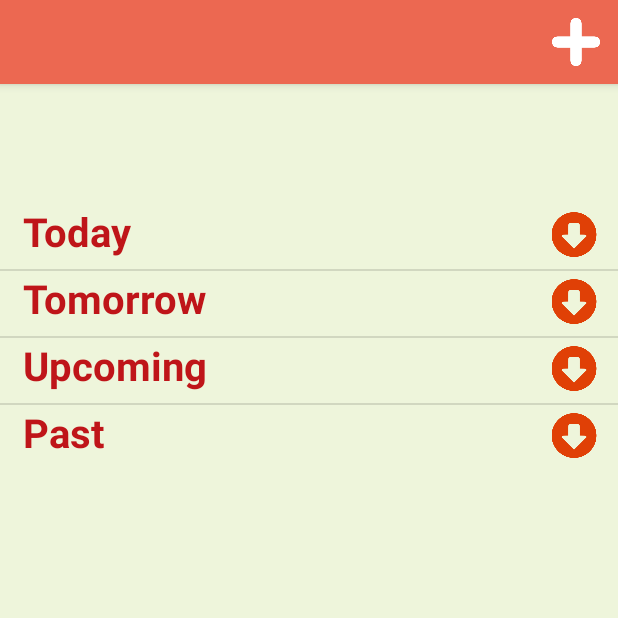
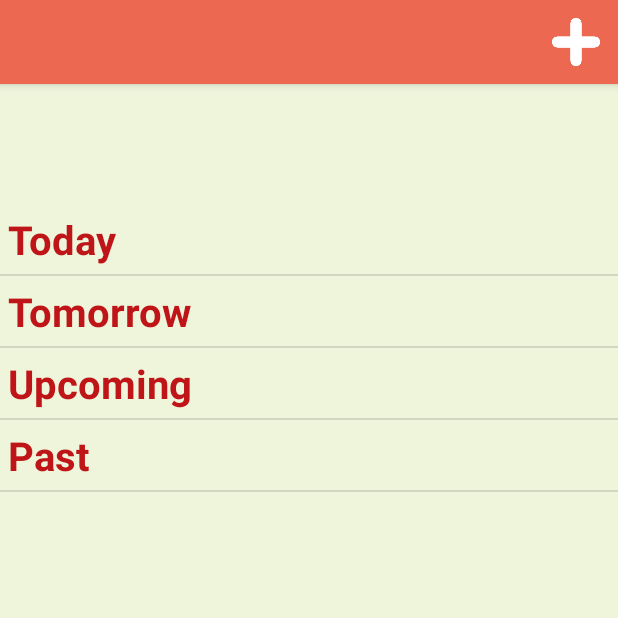
Before and after one commit to rrosatti/todo, an Android app: the TasksActivity screen opened directly, with no data from a screen before it, on a phone screen of 412 x 824 dp, the top half of it. Run offline under Robolectric (Android 15) with nearby library versions, the phone set to English and light mode, and no system bars.

Commit message:
change layout from task_list.xml. Change TaskAdapter to use LinkedHashMap instead of ExpandableListView

```diff
--- a/app/src/main/java/com/example/rodri/todo/ui/activity/TasksActivity.java
+++ b/app/src/main/java/com/example/rodri/todo/ui/activity/TasksActivity.java
@@ -6,6 +6,7 @@ import android.support.v7.app.AppCompatActivity;
 import android.view.Menu;
 import android.view.MenuItem;
 import android.widget.ExpandableListView;
+import android.widget.ListView;
 import android.widget.RelativeLayout;
 
 import com.example.rodri.todo.R;
@@ -33,6 +34,7 @@ public class TasksActivity extends AppCompatActivity {
     private TaskAdapter taskAdapter;
     private CategoryTaskDataSource dataSource;
     private ExpandableListView taskExpListView;
+    private ListView tasksListView;
     private LinkedHashMap<String, ArrayList<Task>> groupsAndTasks;
     private List<Task> tasks;
     String[] groupNames;
@@ -90,7 +92,7 @@ public class TasksActivity extends AppCompatActivity {
             }
 
             taskAdapter = new TaskAdapter(TasksActivity.this, groupsAndTasks);
-            taskExpListView.setAdapter(taskAdapter);
+            tasksListView.setAdapter(taskAdapter);
 
         } catch (SQLException e) {
             e.printStackTrace();
@@ -125,7 +127,8 @@ public class TasksActivity extends AppCompatActivity {
     }
 
     public void initialize() {
-        taskExpListView = (ExpandableListView) findViewById(R.id.tasksExpListView);
+        tasksListView = (ListView) findViewById(R.id.tasksListView);
+        //taskExpListView = (ExpandableListView) findViewById(R.id.tasksExpListView);
         dataSource = new CategoryTaskDataSource(TasksActivity.this);
         groupsAndTasks = new LinkedHashMap<>();
 
--- a/app/src/main/java/com/example/rodri/todo/ui/adapter/TaskAdapter.java
+++ b/app/src/main/java/com/example/rodri/todo/ui/adapter/TaskAdapter.java
@@ -6,7 +6,11 @@ import android.graphics.Color;
 import android.view.LayoutInflater;
 import android.view.View;
 import android.view.ViewGroup;
+import android.widget.ArrayAdapter;
+import android.widget.BaseAdapter;
 import android.widget.BaseExpandableListAdapter;
+import android.widget.LinearLayout;
+import android.widget.ListView;
 import android.widget.TextView;
 
 import com.example.rodri.todo.R;
@@ -24,10 +28,10 @@ import java.util.List;
 /**
  * Created by rodri on 4/13/2016.
  */
-public class TaskAdapter extends BaseExpandableListAdapter {
+public class TaskAdapter extends BaseAdapter {
 
     private Activity activity;
-    private HashMap<String, ArrayList<Task>> items;
+    private LinkedHashMap<String, ArrayList<Task>> items;
     private static LayoutInflater inflater = null;
     private CategoryTaskDataSource dataSource;
     private String[] groupPos;
@@ -41,26 +45,90 @@ public class TaskAdapter extends BaseExpandableListAdapter {
             groupPos[i] = key;
             i++;
         }
-
         inflater = (LayoutInflater) activity.getSystemService(Context.LAYOUT_INFLATER_SERVICE);
     }
 
-    @Override
-    public Task getChild(int groupPosition, int childPosition) {
-        List<Task> taskList = items.get(groupPos[groupPosition]);
-        return taskList.get(childPosition);
+    public int getCount() {
+        return items.size();
+    }
+
+    public Task getItem(int pos) {
+        return items.get(groupPos[0]).get(pos);
+    }
+
+    public long getItemId(int pos) {
+        return pos;
+    }
+
+    public class ViewHolder {
+        public TextView displaySectionName;
+        public ListView taskBySection;
+        public LinearLayout linearLayout;
+
+        public TextView displayTaskName;
+        public TextView displayDueDate;
     }
 
     @Override
-    public long getChildId(int groupPosition, int childPosition) {
-        return childPosition;
+    public View getView(final int pos, View convertView, final ViewGroup parent) {
+
+        View v = convertView;
+        final ViewHolder holder;
+        try {
+            if (convertView == null) {
+                v = inflater.inflate(R.layout.custom_task_item, null);
+                holder = new ViewHolder();
+
+                holder.displaySectionName = (TextView) v.findViewById(R.id.txtSectionName);
+                //holder.taskBySection = (ListView) v.findViewById(R.id.tasksBySectionListView);
+                holder.linearLayout = (LinearLayout) v.findViewById(R.id.linearLayout);
+
+                v.setTag(holder);
+
+            } else {
+                holder = (ViewHolder) v.getTag();
+            }
+
+            holder.displaySectionName.setText(groupPos[pos]);
+
+            ArrayList<Task> lTasks = items.get(groupPos[pos]);
+
+            System.out.println("pos[" + pos + "] name: " + groupPos[pos] + " tasks.size() " + lTasks.size());
+            if (lTasks.size() > 0 ) {
+                for (Task task : lTasks) {
+                    System.out.println("task - " + task.getTaskName());
+                    View v2 = inflater.inflate(R.layout.custom_item, null);
+                    holder.displayTaskName = (TextView) v2.findViewById(R.id.txtTaskName);
+                    holder.displayDueDate = (TextView) v2.findViewById(R.id.txtDueDate);
+
+                    holder.displayTaskName.setText(task.getTaskName());
+
+                    Calendar cal = Calendar.getInstance();
+                    cal.setTimeInMillis(Long.parseLong(task.getDueDate()));
+
+                    int year = cal.get(Calendar.YEAR);
+                    int month = cal.get(Calendar.MONTH) + 1;
+                    int day = cal.get(Calendar.DAY_OF_MONTH);
+                    String date = day + "/" + month + "/" + year;
+
+                    holder.displayDueDate.setText(date);
+
+                    holder.linearLayout.addView(v2);
+                }
+            }
+
+            //TaskItemAdapter taskItemAdapter = new TaskItemAdapter(activity, 0, items.get(groupPos[pos]));
+
+            //holder.taskBySection.setAdapter(taskItemAdapter);
+
+        } catch (Exception e) {
+            e.printStackTrace();
+        }
+
+        return v;
     }
 
-    public class ViewHolder {
-        public TextView displayTaskName;
-        public TextView displayDueDate;
-        public TextView displayGroupName;
-    }
+    /**
 
     @Override
     public View getChildView(int groupPosition, int childPosition, boolean isLastChild, View convertView, ViewGroup parent) {
@@ -102,27 +170,6 @@ public class TaskAdapter extends BaseExpandableListAdapter {
     }
 
     @Override
-    public int getChildrenCount(int groupPosition) {
-        List<Task> taskList = items.get(groupPos[groupPosition]);
-        return taskList.size();
-    }
-
-    @Override
-    public Object getGroup(int groupPosition) {
-        return items.get(groupPos[groupPosition]);
-    }
-
-    @Override
-    public int getGroupCount() {
-        return items.size();
-    }
-
-    @Override
-    public long getGroupId(int groupPosition) {
-        return groupPosition;
-    }
-
-    @Override
     public View getGroupView (int groupPosition, boolean isExpanded, View convertView, ViewGroup parent) {
         ViewHolder holder = new ViewHolder();
         View v = convertView;
@@ -143,14 +190,6 @@ public class TaskAdapter extends BaseExpandableListAdapter {
         return v;
     }
 
-    @Override
-    public boolean isChildSelectable(int groupPosition, int childPosition) {
-        return true;
-    }
-
-    @Override
-    public boolean hasStableIds() {
-        return true;
-    }
+    */
 
 }
--- /dev/null
+++ b/app/src/main/res/layout/custom_task_item.xml
@@ -0,0 +1,24 @@
+<?xml version="1.0" encoding="utf-8"?>
+<LinearLayout xmlns:android="http://schemas.android.com/apk/res/android"
+    android:orientation="vertical" android:layout_width="match_parent"
+    android:layout_height="match_parent">
+
+    <TextView
+        android:layout_width="wrap_content"
+        android:layout_height="wrap_content"
+        android:id="@+id/txtSectionName"
+        android:textSize="12pt"
+        android:textStyle="bold"
+        android:textColor="#BF1519"
+        android:padding="5dp"/>
+
+    <!--<ListView
+        android:layout_width="match_parent"
+        android:layout_height="match_parent"
+        android:id="@+id/tasksBySectionListView" />-->
+
+    <LinearLayout android:orientation="vertical" android:layout_width="match_parent"
+        android:layout_height="match_parent" android:id="@+id/linearLayout">
+
+    </LinearLayout>
+</LinearLayout>
--- a/app/src/main/res/layout/task_list.xml
+++ b/app/src/main/res/layout/task_list.xml
@@ -2,10 +2,12 @@
 <RelativeLayout xmlns:android="http://schemas.android.com/apk/res/android"
     android:layout_width="match_parent" android:layout_height="match_parent" android:background="#EEF5DB">
 
-    <ExpandableListView
+
+    <ListView
         android:layout_width="wrap_content"
-        android:layout_height="wrap_content"
-        android:id="@+id/tasksExpListView"
-        android:layout_marginTop="80dp"
-        android:groupIndicator="@drawable/group_indicator"/>
+        android:layout_height="match_parent"
+        android:id="@+id/tasksListView"
+        android:layout_alignParentTop="true"
+        android:layout_centerHorizontal="true"
+        android:layout_marginTop="80dp" />
 </RelativeLayout>
```
Also changed, not shown: app/src/main/java/com/example/rodri/todo/ui/adapter/TaskItemAdapter.java (added, +84 -0 lines).
